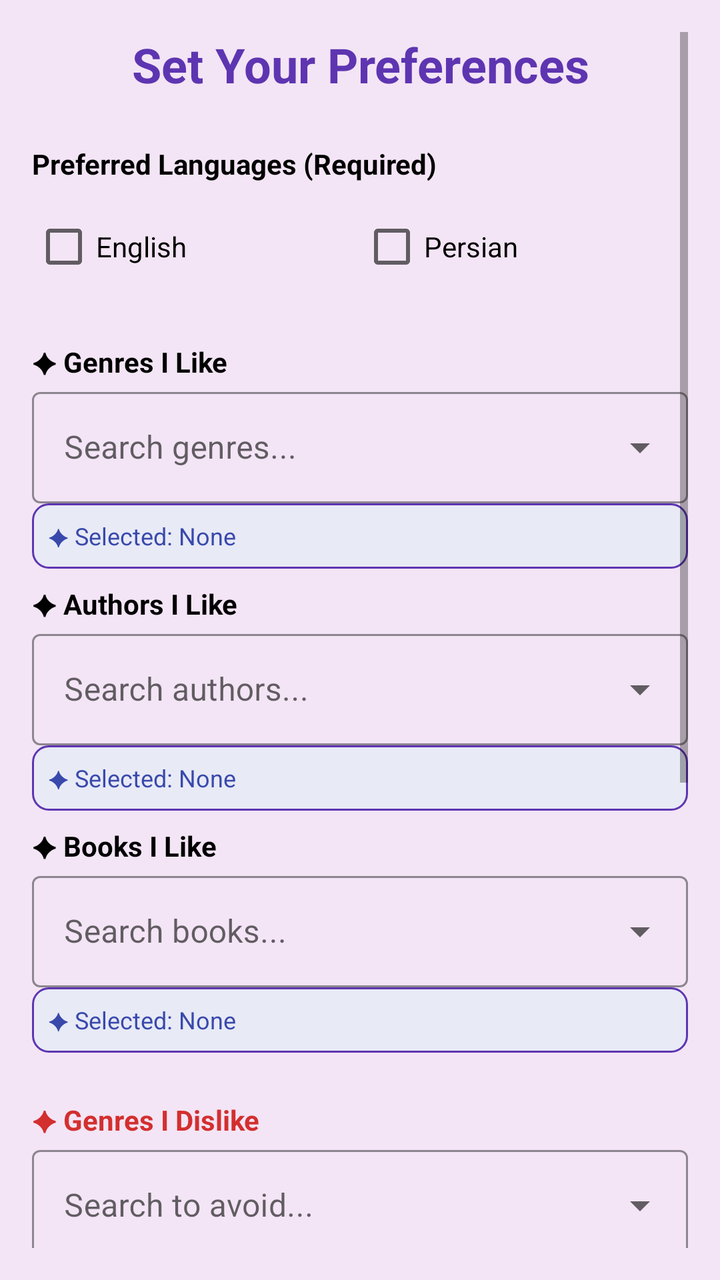
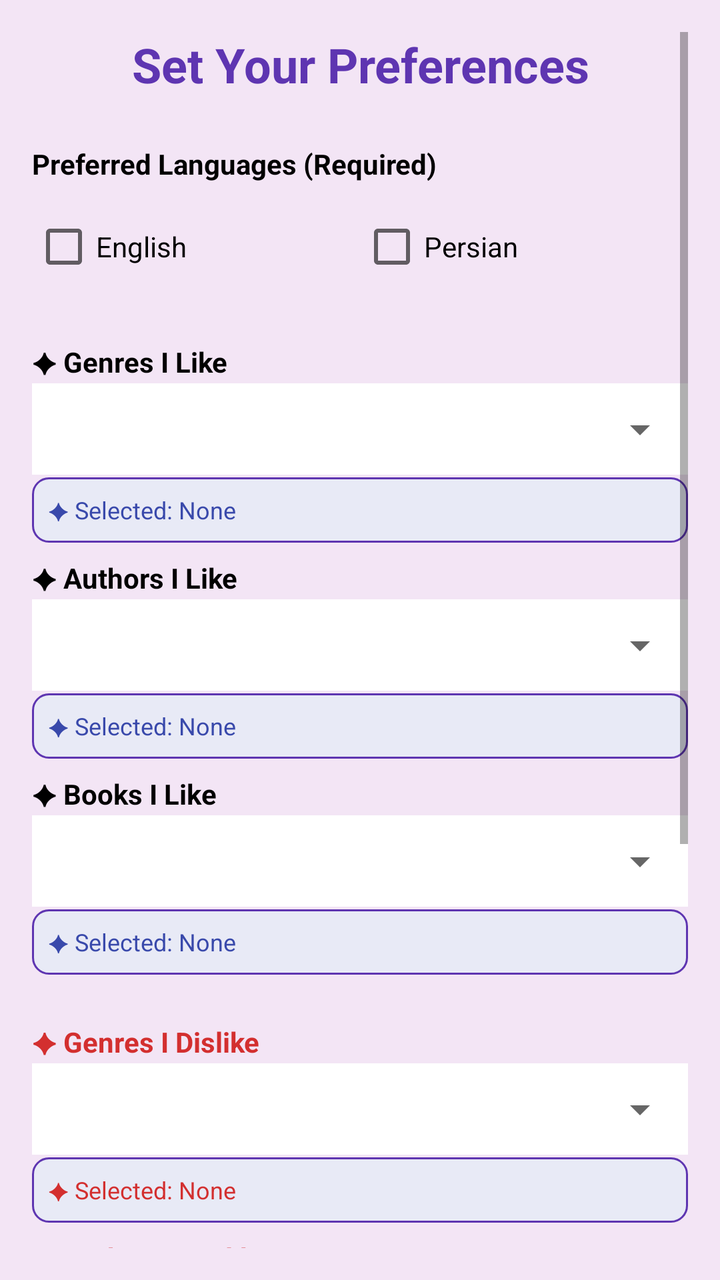

The first picture is an Android layout as it rendered before a commit; the second is the same layout after the commit. The layout source and the unified diff follow.
<!-- AndroidManifest.xml: application theme Theme.BookRecommender -->
<!-- res/layout/activity_preference.xml -->
<?xml version="1.0" encoding="utf-8"?>
<ScrollView xmlns:android="http://schemas.android.com/apk/res/android"
    xmlns:app="http://schemas.android.com/apk/res-auto"
    android:layout_width="match_parent"
    android:layout_height="match_parent"
    android:background="@color/soft_purple"
    android:fillViewport="true"
    android:padding="16dp">

    <LinearLayout
        android:layout_width="match_parent"
        android:layout_height="wrap_content"
        android:orientation="vertical">

        <TextView
            android:layout_width="match_parent"
            android:layout_height="wrap_content"
            android:text="Set Your Preferences"
            android:textSize="24sp"
            android:textStyle="bold"
            android:textColor="@color/primary_purple"
            android:gravity="center"
            android:layout_marginBottom="24dp" />

        
        <TextView
            android:layout_width="wrap_content"
            android:layout_height="wrap_content"
            android:text="Preferred Languages (Required)"
            android:textStyle="bold"
            android:textColor="@color/black"
            android:layout_marginBottom="8dp"/>

        <LinearLayout
            android:layout_width="match_parent"
            android:layout_height="wrap_content"
            android:orientation="horizontal"
            android:layout_marginBottom="16dp">
            <CheckBox android:id="@+id/chkEn" android:layout_width="0dp" android:layout_weight="1" android:layout_height="wrap_content" android:text="English" android:textColor="@color/black"/>
            <CheckBox android:id="@+id/chkFa" android:layout_width="0dp" android:layout_weight="1" android:layout_height="wrap_content" android:text="Persian" android:textColor="@color/black" />
        </LinearLayout>

        
        <TextView android:layout_width="wrap_content" android:layout_height="wrap_content" android:text="✦ Genres I Like" android:textStyle="bold" android:textColor="@color/black" android:layout_marginTop="8dp"/>
        <com.google.android.material.textfield.TextInputLayout style="@style/Widget.MaterialComponents.TextInputLayout.OutlinedBox.ExposedDropdownMenu" android:layout_width="match_parent" android:layout_height="wrap_content" android:hint="Search genres..." app:boxStrokeColor="@color/primary_purple" app:hintTextColor="@color/primary_purple">
            <AutoCompleteTextView android:id="@+id/actvLikedGenres" android:layout_width="match_parent" android:layout_height="wrap_content" android:inputType="text" android:textColor="@color/black" />
        </com.google.android.material.textfield.TextInputLayout>
        <TextView android:id="@+id/tvSelLikedGenres" android:layout_width="match_parent" android:layout_height="wrap_content" android:text="✦ Selected: None" android:textSize="12sp" android:textColor="@color/primary_blue" android:layout_marginBottom="8dp" android:padding="8dp" android:background="@drawable/selected_items_bg" android:clickable="true" android:focusable="true"/>

        
        <TextView android:layout_width="wrap_content" android:layout_height="wrap_content" android:text="✦ Authors I Like" android:textStyle="bold" android:textColor="@color/black"/>
        <com.google.android.material.textfield.TextInputLayout style="@style/Widget.MaterialComponents.TextInputLayout.OutlinedBox.ExposedDropdownMenu" android:layout_width="match_parent" android:layout_height="wrap_content" android:hint="Search authors..." app:boxStrokeColor="@color/primary_purple" app:hintTextColor="@color/primary_purple">
            <AutoCompleteTextView android:id="@+id/actvLikedAuthors" android:layout_width="match_parent" android:layout_height="wrap_content" android:inputType="text" android:textColor="@color/black" />
        </com.google.android.material.textfield.TextInputLayout>
        <TextView android:id="@+id/tvSelLikedAuthors" android:layout_width="match_parent" android:layout_height="wrap_content" android:text="✦ Selected: None" android:textSize="12sp" android:textColor="@color/primary_blue" android:layout_marginBottom="8dp" android:padding="8dp" android:background="@drawable/selected_items_bg" android:clickable="true" android:focusable="true"/>

        
        <TextView android:layout_width="wrap_content" android:layout_height="wrap_content" android:text="✦ Books I Like" android:textStyle="bold" android:textColor="@color/black"/>
        <com.google.android.material.textfield.TextInputLayout style="@style/Widget.MaterialComponents.TextInputLayout.OutlinedBox.ExposedDropdownMenu" android:layout_width="match_parent" android:layout_height="wrap_content" android:hint="Search books..." app:boxStrokeColor="@color/primary_purple" app:hintTextColor="@color/primary_purple">
            <AutoCompleteTextView android:id="@+id/actvLikedBooks" android:layout_width="match_parent" android:layout_height="wrap_content" android:inputType="text" android:textColor="@color/black" />
        </com.google.android.material.textfield.TextInputLayout>
        <TextView android:id="@+id/tvSelLikedBooks" android:layout_width="match_parent" android:layout_height="wrap_content" android:text="✦ Selected: None" android:textSize="12sp" android:textColor="@color/primary_blue" android:layout_marginBottom="16dp" android:padding="8dp" android:background="@drawable/selected_items_bg" android:clickable="true" android:focusable="true"/>

        
        <TextView android:layout_width="wrap_content" android:layout_height="wrap_content" android:text="✦ Genres I Dislike" android:textStyle="bold" android:textColor="#D32F2F" android:layout_marginTop="8dp"/>
        <com.google.android.material.textfield.TextInputLayout style="@style/Widget.MaterialComponents.TextInputLayout.OutlinedBox.ExposedDropdownMenu" android:layout_width="match_parent" android:layout_height="wrap_content" android:hint="Search to avoid..." app:boxStrokeColor="#D32F2F" app:hintTextColor="#D32F2F">
            <AutoCompleteTextView android:id="@+id/actvDislikedGenres" android:layout_width="match_parent" android:layout_height="wrap_content" android:inputType="text" android:textColor="@color/black" />
        </com.google.android.material.textfield.TextInputLayout>
        <TextView android:id="@+id/tvSelDislikedGenres" android:layout_width="match_parent" android:layout_height="wrap_content" android:text="✦ Selected: None" android:textSize="12sp" android:textColor="#D32F2F" android:layout_marginBottom="8dp" android:padding="8dp" android:background="@drawable/selected_items_bg" android:clickable="true" android:focusable="true"/>

        
        <TextView android:layout_width="wrap_content" android:layout_height="wrap_content" android:text="✦ Authors I Dislike" android:textStyle="bold" android:textColor="#D32F2F"/>
        <com.google.android.material.textfield.TextInputLayout style="@style/Widget.MaterialComponents.TextInputLayout.OutlinedBox.ExposedDropdownMenu" android:layout_width="match_parent" android:layout_height="wrap_content" android:hint="Search to avoid..." app:boxStrokeColor="#D32F2F" app:hintTextColor="#D32F2F">
            <AutoCompleteTextView android:id="@+id/actvDislikedAuthors" android:layout_width="match_parent" android:layout_height="wrap_content" android:inputType="text" android:textColor="@color/black" />
        </com.google.android.material.textfield.TextInputLayout>
        <TextView android:id="@+id/tvSelDislikedAuthors" android:layout_width="match_parent" android:layout_height="wrap_content" android:text="✦ Selected: None" android:textSize="12sp" android:textColor="#D32F2F" android:layout_marginBottom="8dp" android:padding="8dp" android:background="@drawable/selected_items_bg" android:clickable="true" android:focusable="true"/>

        
        <TextView android:layout_width="wrap_content" android:layout_height="wrap_content" android:text="✦ Books I Dislike" android:textStyle="bold" android:textColor="#D32F2F"/>
        <com.google.android.material.textfield.TextInputLayout style="@style/Widget.MaterialComponents.TextInputLayout.OutlinedBox.ExposedDropdownMenu" android:layout_width="match_parent" android:layout_height="wrap_content" android:hint="Search to avoid..." app:boxStrokeColor="#D32F2F" app:hintTextColor="#D32F2F">
            <AutoCompleteTextView android:id="@+id/actvDislikedBooks" android:layout_width="match_parent" android:layout_height="wrap_content" android:inputType="text" android:textColor="@color/black" />
        </com.google.android.material.textfield.TextInputLayout>
        <TextView android:id="@+id/tvSelDislikedBooks" android:layout_width="match_parent" android:layout_height="wrap_content" android:text="✦ Selected: None" android:textSize="12sp" android:textColor="#D32F2F" android:layout_marginBottom="16dp" android:padding="8dp" android:background="@drawable/selected_items_bg" android:clickable="true" android:focusable="true"/>

        
        <Button
            android:id="@+id/btnSaveAndRecommend"
            android:layout_width="match_parent"
            android:layout_height="wrap_content"
            android:text="Save &amp; Get Recommendations"
            android:backgroundTint="@color/primary_purple"
            android:textColor="@color/white"
            android:layout_marginTop="16dp" />

        
        <TextView
            android:id="@+id/tvCancelAndLogout"
            android:layout_width="match_parent"
            android:layout_height="wrap_content"
            android:text="Cancel and Logout"
            android:textSize="14sp"
            android:textColor="#D32F2F"
            android:textStyle="bold"
            android:gravity="center"
            android:layout_marginTop="16dp"
            android:layout_marginBottom="16dp"
            android:clickable="true"
            android:focusable="true" />

        <ProgressBar
            android:id="@+id/progressBar"
            android:layout_width="wrap_content"
            android:layout_height="wrap_content"
            android:layout_gravity="center"
            android:visibility="gone"
            android:indeterminateTint="@color/primary_purple"
            android:layout_marginTop="16dp" />

    </LinearLayout>
</ScrollView>
<!-- resources referenced by this layout -->
<resources>
  <color name="black">#FF000000</color>
  <color name="primary_blue">#3949AB</color>
  <color name="primary_purple">#5E35B1</color>
  <color name="soft_purple">#F3E5F5</color>
  <color name="white">#FFFFFFFF</color>
  <!-- drawable selected_items_bg (drawable) -->
  <?xml version="1.0" encoding="utf-8"?>
  <shape xmlns:android="http://schemas.android.com/apk/res/android"
      android:shape="rectangle">
      <solid android:color="#E8EAF6" />
      <corners android:radius="8dp" />
      <stroke android:width="1dp" android:color="@color/primary_purple" />
  </shape>
  <style name="Theme.BookRecommender" parent="Theme.MaterialComponents.DayNight.NoActionBar">
          
          <item name="colorPrimary">@color/primary_purple</item>
          <item name="colorPrimaryVariant">@color/primary_blue</item>
          <item name="colorOnPrimary">@color/white</item>
          
          <item name="colorSecondary">@color/primary_blue</item>
          <item name="colorSecondaryVariant">@color/primary_purple</item>
          <item name="colorOnSecondary">@color/white</item>
          
          <item name="android:statusBarColor" tools:targetApi="l">@color/primary_purple</item>
          
      </style>
</resources>

<!-- the commit's change to res/layout/activity_preference.xml (unified diff, before → after) -->
@@ -42,43 +42,127 @@
 
         
         <TextView android:layout_width="wrap_content" android:layout_height="wrap_content" android:text="✦ Genres I Like" android:textStyle="bold" android:textColor="@color/black" android:layout_marginTop="8dp"/>
-        <com.google.android.material.textfield.TextInputLayout style="@style/Widget.MaterialComponents.TextInputLayout.OutlinedBox.ExposedDropdownMenu" android:layout_width="match_parent" android:layout_height="wrap_content" android:hint="Search genres..." app:boxStrokeColor="@color/primary_purple" app:hintTextColor="@color/primary_purple">
-            <AutoCompleteTextView android:id="@+id/actvLikedGenres" android:layout_width="match_parent" android:layout_height="wrap_content" android:inputType="text" android:textColor="@color/black" />
+        <com.google.android.material.textfield.TextInputLayout
+            style="@style/Widget.MaterialComponents.TextInputLayout.OutlinedBox.ExposedDropdownMenu"
+            android:layout_width="match_parent"
+            android:layout_height="wrap_content"
+            app:boxStrokeColor="@color/primary_purple"
+            app:hintEnabled="false">
+
+            <AutoCompleteTextView
+                android:id="@+id/actvLikedGenres"
+                android:layout_width="match_parent"
+                android:layout_height="wrap_content"
+                android:inputType="text"
+                android:textColor="#000000"
+                android:textColorHint="#6A1B9A"
+                android:background="@android:color/white"
+                android:padding="12dp"/>
         </com.google.android.material.textfield.TextInputLayout>
         <TextView android:id="@+id/tvSelLikedGenres" android:layout_width="match_parent" android:layout_height="wrap_content" android:text="✦ Selected: None" android:textSize="12sp" android:textColor="@color/primary_blue" android:layout_marginBottom="8dp" android:padding="8dp" android:background="@drawable/selected_items_bg" android:clickable="true" android:focusable="true"/>
 
         
         <TextView android:layout_width="wrap_content" android:layout_height="wrap_content" android:text="✦ Authors I Like" android:textStyle="bold" android:textColor="@color/black"/>
-        <com.google.android.material.textfield.TextInputLayout style="@style/Widget.MaterialComponents.TextInputLayout.OutlinedBox.ExposedDropdownMenu" android:layout_width="match_parent" android:layout_height="wrap_content" android:hint="Search authors..." app:boxStrokeColor="@color/primary_purple" app:hintTextColor="@color/primary_purple">
-            <AutoCompleteTextView android:id="@+id/actvLikedAuthors" android:layout_width="match_parent" android:layout_height="wrap_content" android:inputType="text" android:textColor="@color/black" />
+        <com.google.android.material.textfield.TextInputLayout
+            style="@style/Widget.MaterialComponents.TextInputLayout.OutlinedBox.ExposedDropdownMenu"
+            android:layout_width="match_parent"
+            android:layout_height="wrap_content"
+            app:boxStrokeColor="@color/primary_purple"
+            app:hintEnabled="false">
+
+            <AutoCompleteTextView
+                android:id="@+id/actvLikedAuthors"
+                android:layout_width="match_parent"
+                android:layout_height="wrap_content"
+                android:inputType="text"
+                android:textColor="#000000"
+                android:textColorHint="#6A1B9A"
+                android:background="@android:color/white"
+                android:padding="12dp"/>
         </com.google.android.material.textfield.TextInputLayout>
         <TextView android:id="@+id/tvSelLikedAuthors" android:layout_width="match_parent" android:layout_height="wrap_content" android:text="✦ Selected: None" android:textSize="12sp" android:textColor="@color/primary_blue" android:layout_marginBottom="8dp" android:padding="8dp" android:background="@drawable/selected_items_bg" android:clickable="true" android:focusable="true"/>
 
         
         <TextView android:layout_width="wrap_content" android:layout_height="wrap_content" android:text="✦ Books I Like" android:textStyle="bold" android:textColor="@color/black"/>
-        <com.google.android.material.textfield.TextInputLayout style="@style/Widget.MaterialComponents.TextInputLayout.OutlinedBox.ExposedDropdownMenu" android:layout_width="match_parent" android:layout_height="wrap_content" android:hint="Search books..." app:boxStrokeColor="@color/primary_purple" app:hintTextColor="@color/primary_purple">
-            <AutoCompleteTextView android:id="@+id/actvLikedBooks" android:layout_width="match_parent" android:layout_height="wrap_content" android:inputType="text" android:textColor="@color/black" />
+        <com.google.android.material.textfield.TextInputLayout
+            style="@style/Widget.MaterialComponents.TextInputLayout.OutlinedBox.ExposedDropdownMenu"
+            android:layout_width="match_parent"
+            android:layout_height="wrap_content"
+            app:boxStrokeColor="@color/primary_purple"
+            app:hintEnabled="false">
+
+            <AutoCompleteTextView
+                android:id="@+id/actvLikedBooks"
+                android:layout_width="match_parent"
+                android:layout_height="wrap_content"
+                android:inputType="text"
+                android:textColor="#000000"
+                android:textColorHint="#6A1B9A"
+                android:background="@android:color/white"
+                android:padding="12dp"/>
         </com.google.android.material.textfield.TextInputLayout>
         <TextView android:id="@+id/tvSelLikedBooks" android:layout_width="match_parent" android:layout_height="wrap_content" android:text="✦ Selected: None" android:textSize="12sp" android:textColor="@color/primary_blue" android:layout_marginBottom="16dp" android:padding="8dp" android:background="@drawable/selected_items_bg" android:clickable="true" android:focusable="true"/>
 
         
         <TextView android:layout_width="wrap_content" android:layout_height="wrap_content" android:text="✦ Genres I Dislike" android:textStyle="bold" android:textColor="#D32F2F" android:layout_marginTop="8dp"/>
-        <com.google.android.material.textfield.TextInputLayout style="@style/Widget.MaterialComponents.TextInputLayout.OutlinedBox.ExposedDropdownMenu" android:layout_width="match_parent" android:layout_height="wrap_content" android:hint="Search to avoid..." app:boxStrokeColor="#D32F2F" app:hintTextColor="#D32F2F">
-            <AutoCompleteTextView android:id="@+id/actvDislikedGenres" android:layout_width="match_parent" android:layout_height="wrap_content" android:inputType="text" android:textColor="@color/black" />
+        <com.google.android.material.textfield.TextInputLayout
+            style="@style/Widget.MaterialComponents.TextInputLayout.OutlinedBox.ExposedDropdownMenu"
+            android:layout_width="match_parent"
+            android:layout_height="wrap_content"
+            app:boxStrokeColor="#D32F2F"
+            app:hintEnabled="false">
+
+            <AutoCompleteTextView
+                android:id="@+id/actvDislikedGenres"
+                android:layout_width="match_parent"
+                android:layout_height="wrap_content"
+                android:inputType="text"
+                android:textColor="#000000"
+                android:textColorHint="#D32F2F"
+                android:background="@android:color/white"
+                android:padding="12dp"/>
         </com.google.android.material.textfield.TextInputLayout>
         <TextView android:id="@+id/tvSelDislikedGenres" android:layout_width="match_parent" android:layout_height="wrap_content" android:text="✦ Selected: None" android:textSize="12sp" android:textColor="#D32F2F" android:layout_marginBottom="8dp" android:padding="8dp" android:background="@drawable/selected_items_bg" android:clickable="true" android:focusable="true"/>
 
         
         <TextView android:layout_width="wrap_content" android:layout_height="wrap_content" android:text="✦ Authors I Dislike" android:textStyle="bold" android:textColor="#D32F2F"/>
-        <com.google.android.material.textfield.TextInputLayout style="@style/Widget.MaterialComponents.TextInputLayout.OutlinedBox.ExposedDropdownMenu" android:layout_width="match_parent" android:layout_height="wrap_content" android:hint="Search to avoid..." app:boxStrokeColor="#D32F2F" app:hintTextColor="#D32F2F">
-            <AutoCompleteTextView android:id="@+id/actvDislikedAuthors" android:layout_width="match_parent" android:layout_height="wrap_content" android:inputType="text" android:textColor="@color/black" />
+        <com.google.android.material.textfield.TextInputLayout
+            style="@style/Widget.MaterialComponents.TextInputLayout.OutlinedBox.ExposedDropdownMenu"
+            android:layout_width="match_parent"
+            android:layout_height="wrap_content"
+            app:boxStrokeColor="#D32F2F"
+            app:hintEnabled="false">
+
+            <AutoCompleteTextView
+                android:id="@+id/actvDislikedAuthors"
+                android:layout_width="match_parent"
+                android:layout_height="wrap_content"
+                android:inputType="text"
+                android:textColor="#000000"
+                android:textColorHint="#D32F2F"
+                android:background="@android:color/white"
+                android:padding="12dp"/>
         </com.google.android.material.textfield.TextInputLayout>
         <TextView android:id="@+id/tvSelDislikedAuthors" android:layout_width="match_parent" android:layout_height="wrap_content" android:text="✦ Selected: None" android:textSize="12sp" android:textColor="#D32F2F" android:layout_marginBottom="8dp" android:padding="8dp" android:background="@drawable/selected_items_bg" android:clickable="true" android:focusable="true"/>
 
         
         <TextView android:layout_width="wrap_content" android:layout_height="wrap_content" android:text="✦ Books I Dislike" android:textStyle="bold" android:textColor="#D32F2F"/>
-        <com.google.android.material.textfield.TextInputLayout style="@style/Widget.MaterialComponents.TextInputLayout.OutlinedBox.ExposedDropdownMenu" android:layout_width="match_parent" android:layout_height="wrap_content" android:hint="Search to avoid..." app:boxStrokeColor="#D32F2F" app:hintTextColor="#D32F2F">
-            <AutoCompleteTextView android:id="@+id/actvDislikedBooks" android:layout_width="match_parent" android:layout_height="wrap_content" android:inputType="text" android:textColor="@color/black" />
+        <com.google.android.material.textfield.TextInputLayout
+            style="@style/Widget.MaterialComponents.TextInputLayout.OutlinedBox.ExposedDropdownMenu"
+            android:layout_width="match_parent"
+            android:layout_height="wrap_content"
+            app:boxStrokeColor="#D32F2F"
+            app:hintEnabled="false">
+
+            <AutoCompleteTextView
+                android:id="@+id/actvDislikedBooks"
+                android:layout_width="match_parent"
+                android:layout_height="wrap_content"
+                android:inputType="text"
+                android:textColor="#000000"
+                android:textColorHint="#D32F2F"
+                android:background="@android:color/white"
+                android:padding="12dp"/>
         </com.google.android.material.textfield.TextInputLayout>
         <TextView android:id="@+id/tvSelDislikedBooks" android:layout_width="match_parent" android:layout_height="wrap_content" android:text="✦ Selected: None" android:textSize="12sp" android:textColor="#D32F2F" android:layout_marginBottom="16dp" android:padding="8dp" android:background="@drawable/selected_items_bg" android:clickable="true" android:focusable="true"/>
 
